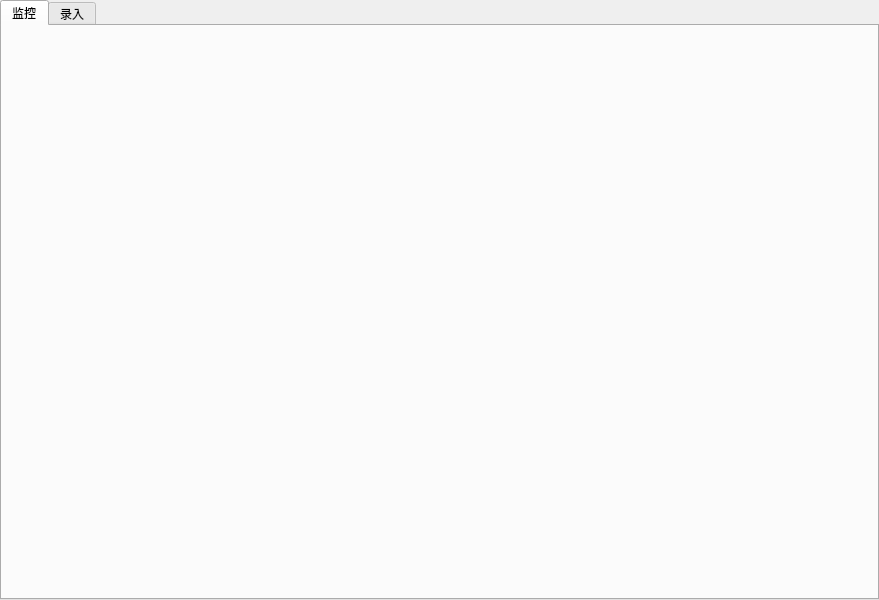
Before: the Qt Designer form FML/view/mainframe/fml.ui in ruofeng216/fmlnew, drawn with Qt 5.
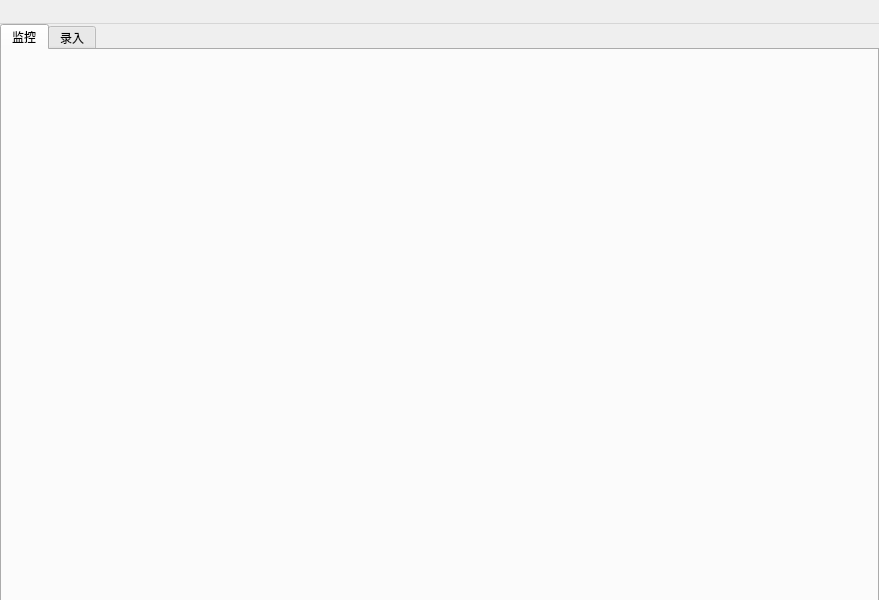
After: the same form once the commit is applied.

```diff
--- a/FML/view/mainframe/fml.ui
+++ b/FML/view/mainframe/fml.ui
@@ -95,6 +95,33 @@
     </item>
    </layout>
   </widget>
+  <widget class="QMenuBar" name="menuBar">
+   <property name="geometry">
+    <rect>
+     <x>0</x>
+     <y>0</y>
+     <width>879</width>
+     <height>24</height>
+    </rect>
+   </property>
+   <property name="minimumSize">
+    <size>
+     <width>0</width>
+     <height>24</height>
+    </size>
+   </property>
+   <property name="maximumSize">
+    <size>
+     <width>16777215</width>
+     <height>24</height>
+    </size>
+   </property>
+   <property name="font">
+    <font>
+     <pointsize>10</pointsize>
+    </font>
+   </property>
+  </widget>
  </widget>
  <layoutdefault spacing="6" margin="11"/>
  <resources>
```
